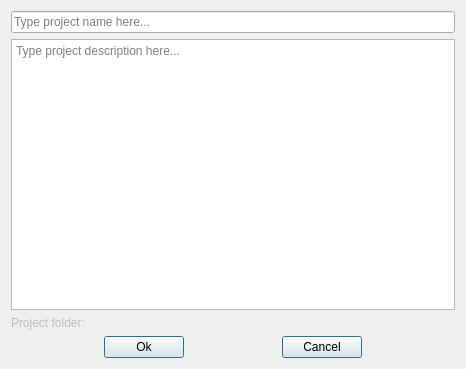
Before: the Qt Designer form titan/ui/project_form.ui in Fijishi-Enterprises/GENO-Energy-Optimization, drawn with Qt 5.
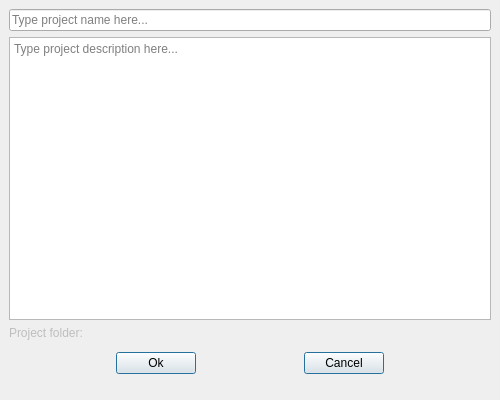
After: the same form once the commit is applied.

Commit message: Feature #252 resolved. Project directory is now configurable & dozens of small UI tweaks

```diff
--- a/titan/ui/project_form.ui
+++ b/titan/ui/project_form.ui
@@ -9,15 +9,59 @@
    <rect>
     <x>0</x>
     <y>0</y>
-    <width>466</width>
-    <height>369</height>
+    <width>500</width>
+    <height>400</height>
    </rect>
   </property>
+  <property name="minimumSize">
+   <size>
+    <width>500</width>
+    <height>400</height>
+   </size>
+  </property>
+  <property name="maximumSize">
+   <size>
+    <width>500</width>
+    <height>400</height>
+   </size>
+  </property>
   <property name="windowTitle">
    <string>New Project</string>
   </property>
-  <layout class="QGridLayout" name="gridLayout">
-   <item row="0" column="0">
+  <layout class="QVBoxLayout" name="verticalLayout">
+   <property name="spacing">
+    <number>0</number>
+   </property>
+   <property name="leftMargin">
+    <number>0</number>
+   </property>
+   <property name="topMargin">
+    <number>0</number>
+   </property>
+   <property name="rightMargin">
+    <number>0</number>
+   </property>
+   <property name="bottomMargin">
+    <number>0</number>
+   </property>
+   <item>
+    <layout class="QVBoxLayout" name="verticalLayout_2">
+     <property name="spacing">
+      <number>6</number>
+     </property>
+     <property name="leftMargin">
+      <number>9</number>
+     </property>
+     <property name="topMargin">
+      <number>9</number>
+     </property>
+     <property name="rightMargin">
+      <number>9</number>
+     </property>
+     <property name="bottomMargin">
+      <number>0</number>
+     </property>
+     <item>
     <widget class="QLineEdit" name="lineEdit_project_name">
      <property name="toolTip">
       <string>&lt;html&gt;&lt;head/&gt;&lt;body&gt;&lt;p&gt;Project name (Required)&lt;/p&gt;&lt;/body&gt;&lt;/html&gt;</string>
@@ -27,7 +71,7 @@
      </property>
     </widget>
    </item>
-   <item row="1" column="0">
+     <item>
     <widget class="QTextEdit" name="textEdit_description">
      <property name="toolTip">
       <string>&lt;html&gt;&lt;head/&gt;&lt;body&gt;&lt;p&gt;Project description (Optional)&lt;/p&gt;&lt;/body&gt;&lt;/html&gt;</string>
@@ -43,8 +87,6 @@
      </property>
     </widget>
    </item>
-   <item row="2" column="0">
-    <layout class="QVBoxLayout" name="verticalLayout_2">
      <item>
       <widget class="QLabel" name="label_folder">
        <property name="enabled">
@@ -75,6 +117,15 @@
      </item>
      <item>
       <layout class="QHBoxLayout" name="horizontalLayout">
+       <property name="spacing">
+        <number>0</number>
+       </property>
+       <property name="topMargin">
+        <number>6</number>
+       </property>
+       <property name="bottomMargin">
+        <number>6</number>
+       </property>
        <item>
         <spacer name="horizontalSpacer">
          <property name="orientation">
@@ -138,6 +189,35 @@
      </item>
     </layout>
    </item>
+   <item>
+    <layout class="QHBoxLayout" name="horizontalLayout_statusbar_placeholder">
+     <property name="bottomMargin">
+      <number>0</number>
+     </property>
+     <item>
+      <widget class="QWidget" name="widget_invisible_dummy" native="true">
+       <property name="sizePolicy">
+        <sizepolicy hsizetype="Fixed" vsizetype="Fixed">
+         <horstretch>0</horstretch>
+         <verstretch>0</verstretch>
+        </sizepolicy>
+       </property>
+       <property name="minimumSize">
+        <size>
+         <width>0</width>
+         <height>20</height>
+        </size>
+       </property>
+       <property name="maximumSize">
+        <size>
+         <width>0</width>
+         <height>20</height>
+        </size>
+       </property>
+      </widget>
+     </item>
+    </layout>
+   </item>
   </layout>
  </widget>
  <tabstops>
```
Lines whose indentation alone changed are shown as unchanged. The commit also changes 25 other files.
